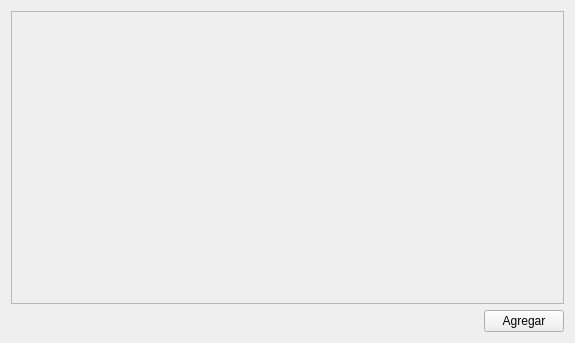
First picture: the form in Monitor.ui, repository amolinap/NetworkMonitor, before the edit.
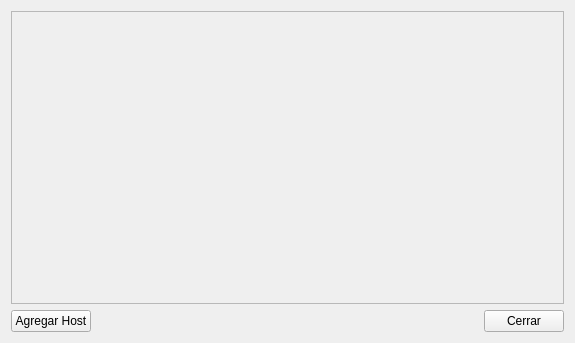
Second picture: the form after the edit.

Commit message: Se actualiza GUI principal

```diff
--- a/Monitor.ui
+++ b/Monitor.ui
@@ -63,6 +63,13 @@
    </item>
    <item>
     <layout class="QHBoxLayout" name="horizontalLayout_2">
+     <item>
+      <widget class="QPushButton" name="btAdd">
+       <property name="text">
+        <string>Agregar Host</string>
+       </property>
+      </widget>
+     </item>
      <item>
       <spacer name="horizontalSpacer">
        <property name="orientation">
@@ -77,9 +84,9 @@
       </spacer>
      </item>
      <item>
-      <widget class="QPushButton" name="btAdd">
+      <widget class="QPushButton" name="btClose">
        <property name="text">
-        <string>Agregar</string>
+        <string>Cerrar</string>
        </property>
       </widget>
      </item>
```
Left out of the diff: 8 changed lines with no effect on the pictures. The commit also changes 3 other files.
